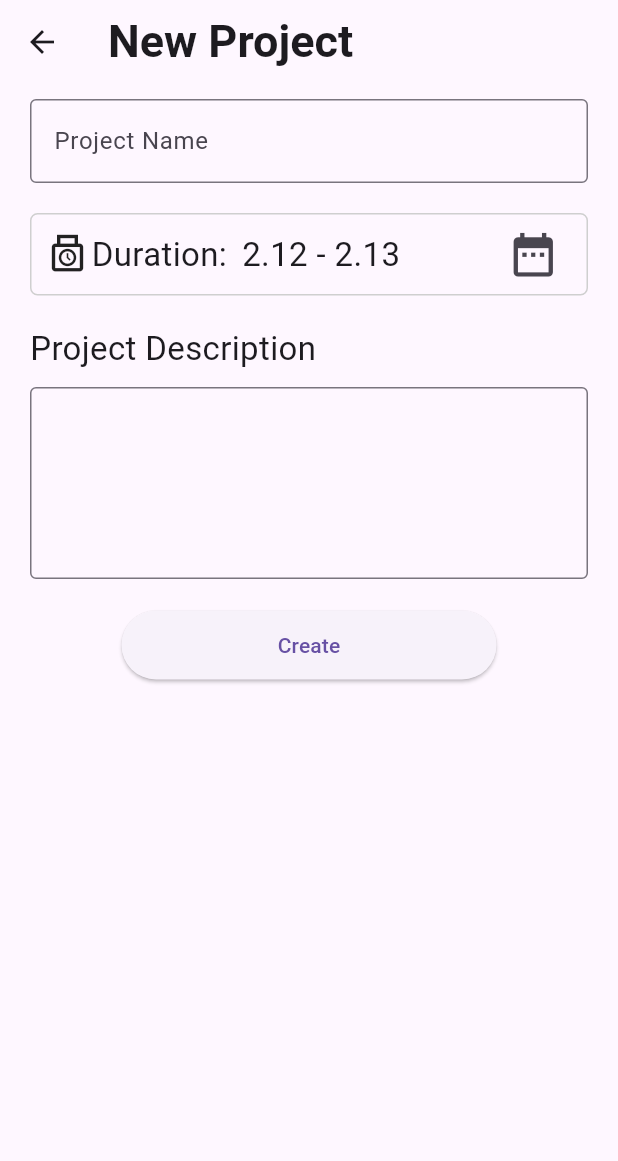
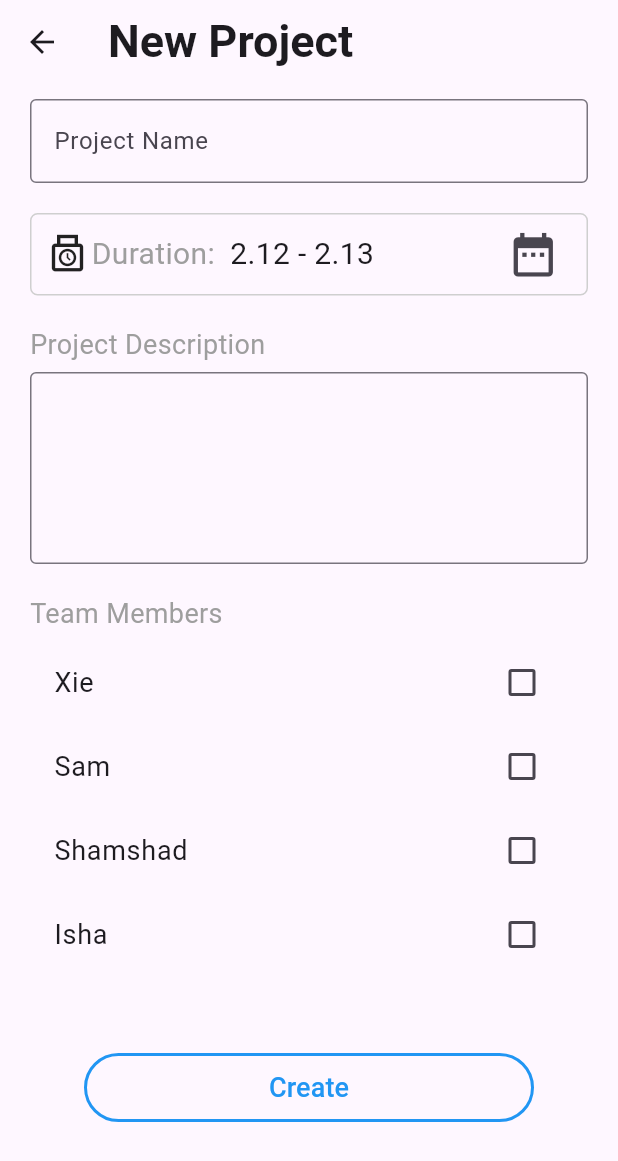
Before and after one commit to Mou2xie/taskSpark, a Flutter app: the screen it shows after launch, after a tap on the "add" icon, on a phone screen of 412 x 824 dp. Shown: the top 1161 px of the screen. Run offline on Flutter 3.47's test engine with Material 3 defaults, Android fonts, the phone set to English and light mode, and no system bars.

Commit message:
create project completed

```diff
--- a/lib/route/createProject.dart
+++ b/lib/route/createProject.dart
@@ -1,4 +1,5 @@
 import 'package:flutter/material.dart';
+import "../models/Member.dart";
 
 void main() {
   runApp(CreateProject());
@@ -33,6 +34,13 @@ class _FormWidgetState extends State {
 
   DateTimeRange _selectedRange = DateTimeRange(
       start: DateTime.now(), end: DateTime.now().add(Duration(days: 1)));
+
+  final Map<Member, bool> _checkboxes = {
+    Member.xie: false,
+    Member.sam: false,
+    Member.shamshad: false,
+    Member.isha: false,
+  };
 
   Future<void> _selectDateRange(BuildContext context) async {
     DateTimeRange? picked = await showDateRangePicker(
@@ -74,7 +82,7 @@ class _FormWidgetState extends State {
               border: Border.all(color: Color(0xffCFCFCF)),
               borderRadius: BorderRadius.circular(5),
             ),
-            padding: EdgeInsets.symmetric(horizontal: 10,vertical: 1),
+            padding: EdgeInsets.symmetric(horizontal: 10, vertical: 1),
             child: Row(
               children: [
                 Icon(
@@ -84,12 +92,12 @@ class _FormWidgetState extends State {
                 SizedBox(width: 2),
                 Text(
                   "Duration:",
-                  style: TextStyle(fontSize: 22),
+                  style: TextStyle(fontSize: 20, color: Colors.grey),
                 ),
                 SizedBox(width: 10),
                 Text(
                   "${_selectedRange!.start.month}.${_selectedRange!.start.day} - ${_selectedRange!.end.month}.${_selectedRange!.end.day}",
-                  style: TextStyle(fontSize: 22),
+                  style: TextStyle(fontSize: 20),
                 ),
                 Spacer(),
                 IconButton(
@@ -104,9 +112,10 @@ class _FormWidgetState extends State {
           const SizedBox(height: 20),
           Align(
             alignment: Alignment.centerLeft,
-            child: Text("Project Description", style: TextStyle(fontSize: 22)),
+            child: Text("Project Description",
+                style: TextStyle(fontSize: 18, color: Colors.grey)),
           ),
-          SizedBox(height: 10),
+          SizedBox(height: 5),
           TextFormField(
             maxLines: 4,
             decoration: InputDecoration(
@@ -114,8 +123,33 @@ class _FormWidgetState extends State {
             ),
           ),
           const SizedBox(height: 20),
-          ElevatedButton(
-            style: ElevatedButton.styleFrom(minimumSize: Size(250, 46)),
+          Align(
+            alignment: Alignment.centerLeft,
+            child: Text("Team Members",
+                style: TextStyle(fontSize: 18, color: Colors.grey)),
+          ),
+          SizedBox(height: 5),
+          ListView(
+            shrinkWrap: true,
+            children: _checkboxes.keys
+                .map((Member member) => CheckboxListTile(
+                      value: _checkboxes[member],
+                      title: Text(member.name, style: TextStyle(fontSize: 18)),
+                      onChanged: (bool? value) {
+                        setState(() {
+                          _checkboxes[member] = value!;
+                        });
+                      },
+                    ))
+                .toList(),
+          ),
+          const SizedBox(height: 50),
+          OutlinedButton(
+            style: OutlinedButton.styleFrom(
+              minimumSize: Size(300, 46),
+              side: BorderSide(color: Colors.blue, width: 2),
+              foregroundColor: Colors.blue,
+            ),
             onPressed: () {
               if (_formKey.currentState!.validate()) {
                 ScaffoldMessenger.of(context).showSnackBar(
@@ -123,7 +157,10 @@ class _FormWidgetState extends State {
                 );
               }
             },
-            child: const Text('Create'),
+            child: const Text(
+              'Create',
+              style: TextStyle(fontSize: 18),
+            ),
           )
         ],
       ),
--- a/lib/route/projectDetail.dart
+++ b/lib/route/projectDetail.dart
@@ -48,12 +48,13 @@ class TopCard extends StatelessWidget{
           Row(
             mainAxisAlignment: MainAxisAlignment.center,
             children: [
-              Icon(Icons.calendar_today),
+              Icon(Icons.calendar_today, size: 20),
+              SizedBox(width: 5),
               Text('1.22 - 2.22',style: TextStyle(fontSize: 18),),
             ],
           ),
           // prople list undone
-          Text('This is a project description', style: TextStyle(fontSize: 14)),
+          Text('This is a project description', style: TextStyle(fontSize: 16)),
         ],
       ),
     );
```
